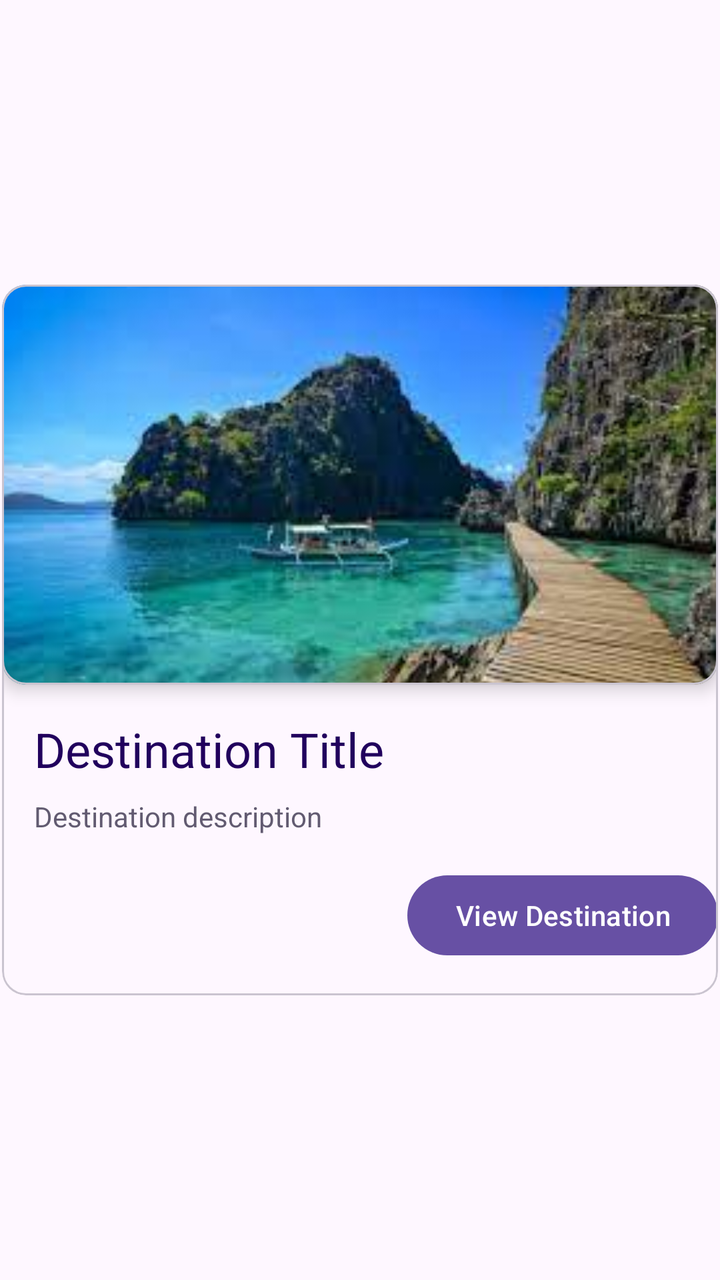
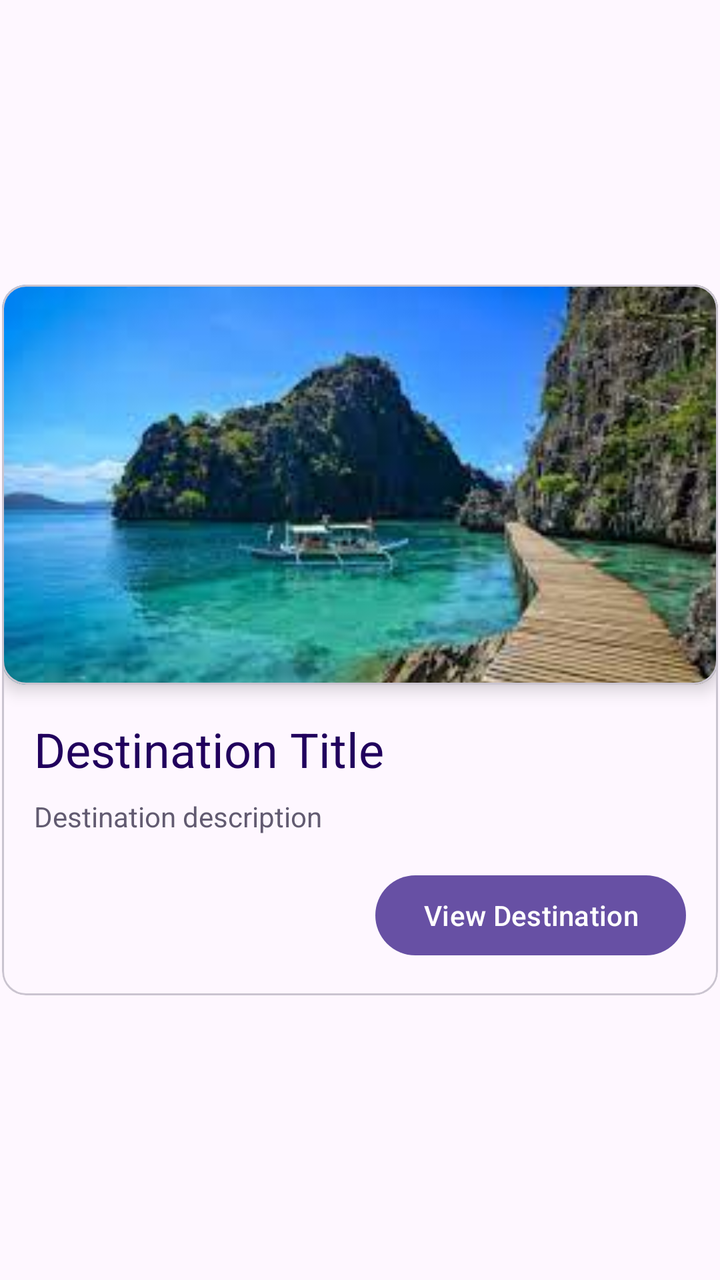

The first picture is an Android layout as it rendered before a commit; the second is the same layout after the commit. The layout source and the unified diff follow.
<!-- AndroidManifest.xml: application theme Theme.RmmcTourism -->
<!-- res/layout/rv_spot_row.xml -->
<?xml version="1.0" encoding="utf-8"?>
<androidx.constraintlayout.widget.ConstraintLayout xmlns:android="http://schemas.android.com/apk/res/android"
    xmlns:app="http://schemas.android.com/apk/res-auto"
    xmlns:tools="http://schemas.android.com/tools"
    android:layout_width="match_parent"
    android:layout_height="wrap_content">

    <com.google.android.material.card.MaterialCardView
        android:id="@+id/cv_tourist_spot"
        style="@style/Widget.Material3.CardView.Outlined"
        android:layout_width="0dp"
        android:layout_height="wrap_content"
        android:layout_marginStart="1dp"
        android:layout_marginTop="8dp"
        android:layout_marginEnd="1dp"
        android:layout_marginBottom="8dp"
        app:layout_constraintBottom_toBottomOf="parent"
        app:layout_constraintEnd_toEndOf="parent"
        app:layout_constraintStart_toStartOf="parent"
        app:layout_constraintTop_toTopOf="parent">

        <androidx.constraintlayout.widget.ConstraintLayout
            android:layout_width="match_parent"
            android:layout_height="match_parent">

            <com.google.android.material.card.MaterialCardView
                android:id="@+id/materialCardView"
                android:layout_width="0dp"
                android:layout_height="200dp"
                app:cardElevation="5dp"
                app:layout_constraintEnd_toEndOf="parent"
                app:layout_constraintStart_toStartOf="parent"
                app:layout_constraintTop_toTopOf="parent">

                <androidx.constraintlayout.widget.ConstraintLayout
                    android:layout_width="match_parent"
                    android:layout_height="match_parent">

                    <ImageView
                        android:id="@+id/img_tourist_cover"
                        android:layout_width="0dp"
                        android:layout_height="0dp"
                        android:scaleType="centerCrop"
                        app:layout_constraintBottom_toBottomOf="parent"
                        app:layout_constraintEnd_toEndOf="parent"
                        app:layout_constraintStart_toStartOf="parent"
                        app:layout_constraintTop_toTopOf="parent"
                        app:srcCompat="@drawable/sample" />
                </androidx.constraintlayout.widget.ConstraintLayout>
            </com.google.android.material.card.MaterialCardView>

            <TextView
                android:id="@+id/tv_tourist_spot_name"
                android:layout_width="0dp"
                android:layout_height="wrap_content"
                android:layout_marginStart="16dp"
                android:layout_marginTop="16dp"
                android:layout_marginEnd="16dp"
                android:text="Destination Title"
                android:textColor="?attr/colorOnPrimaryContainer"
                android:textSize="24sp"
                app:layout_constraintEnd_toEndOf="parent"
                app:layout_constraintHorizontal_bias="0.0"
                app:layout_constraintStart_toStartOf="parent"
                app:layout_constraintTop_toBottomOf="@+id/materialCardView" />

            <TextView
                android:id="@+id/tv_tourist_spot_description"
                android:layout_width="0dp"
                android:layout_height="wrap_content"
                android:layout_marginTop="8dp"
                android:text="Destination description"
                android:textColor="?attr/colorSecondary"
                app:layout_constraintEnd_toEndOf="@+id/tv_tourist_spot_name"
                app:layout_constraintStart_toStartOf="@+id/tv_tourist_spot_name"
                app:layout_constraintTop_toBottomOf="@+id/tv_tourist_spot_name" />

            <Button
                android:id="@+id/btn_view_destination"
                android:layout_width="wrap_content"
                android:layout_height="wrap_content"
                android:layout_marginTop="16dp"
                android:layout_marginBottom="16dp"
                android:text="View Destination"
                app:layout_constraintBottom_toBottomOf="parent"
                app:layout_constraintEnd_toEndOf="parent"
                app:layout_constraintTop_toBottomOf="@+id/tv_tourist_spot_description"
                app:layout_constraintVertical_bias="0.0" />
        </androidx.constraintlayout.widget.ConstraintLayout>
    </com.google.android.material.card.MaterialCardView>
</androidx.constraintlayout.widget.ConstraintLayout>
<!-- resources referenced by this layout -->
<resources>
  <!-- drawable sample: jpeg bitmap (drawable, 9227 bytes) -->
  <style name="Theme.RmmcTourism" parent="Base.Theme.RmmcTourism" />
  <style name="Base.Theme.RmmcTourism" parent="Theme.Material3.DayNight.NoActionBar">
          
          
      </style>
</resources>

<!-- the commit's change to res/layout/rv_spot_row.xml (unified diff, before → after) -->
@@ -83,7 +83,7 @@
                 android:layout_marginBottom="16dp"
                 android:text="View Destination"
                 app:layout_constraintBottom_toBottomOf="parent"
-                app:layout_constraintEnd_toEndOf="parent"
+                app:layout_constraintEnd_toEndOf="@+id/tv_tourist_spot_description"
                 app:layout_constraintTop_toBottomOf="@+id/tv_tourist_spot_description"
                 app:layout_constraintVertical_bias="0.0" />
         </androidx.constraintlayout.widget.ConstraintLayout>
<!-- resource entries referenced after the edit -->
@@ -2,7 +2,7 @@
 <resources>
   <!-- drawable sample: jpeg bitmap (drawable, 9227 bytes) -->
   <style name="Theme.RmmcTourism" parent="Base.Theme.RmmcTourism" />
-  <style name="Base.Theme.RmmcTourism" parent="Theme.Material3.DayNight.NoActionBar">
+  <style name="Base.Theme.RmmcTourism" parent="Theme.Material3.DayNight">
           
           
       </style>
